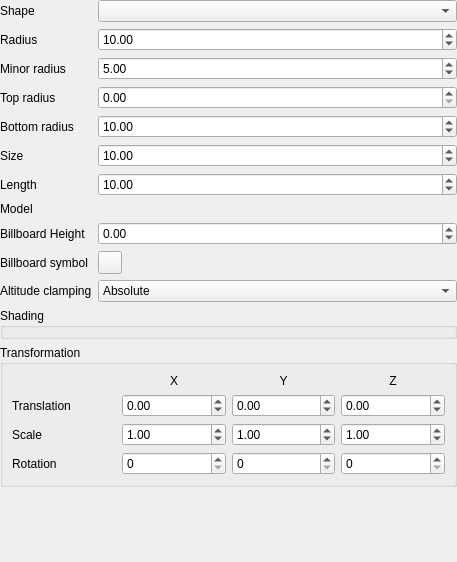
Old version of the form src/ui/3d/point3dsymbolwidget.ui in the repository qgis/QGIS.
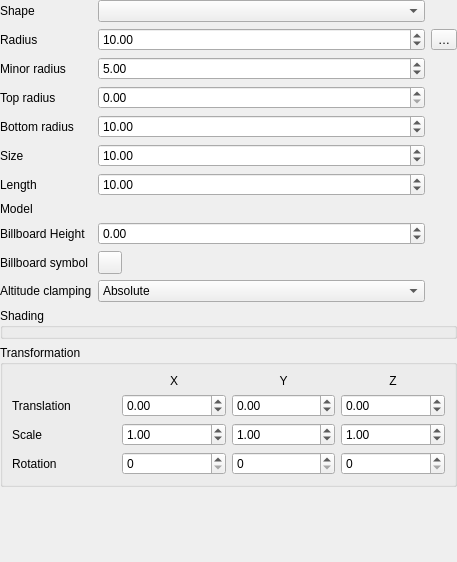
New version of the form. Custom widgets are drawn as their Qt base class.

Commit message: qgspoint3dsymbolwidget: Add support for data defined radius

```diff
--- a/src/ui/3d/point3dsymbolwidget.ui
+++ b/src/ui/3d/point3dsymbolwidget.ui
@@ -387,6 +387,13 @@
        </property>
       </widget>
      </item>
+     <item row="1" column="2">
+      <widget class="QgsPropertyOverrideButton" name="mBtnRadiusOverride">
+       <property name="text">
+        <string>…</string>
+       </property>
+      </widget>
+     </item>
      <item row="10" column="1">
       <widget class="QComboBox" name="cboAltClamping">
        <item>
@@ -460,6 +467,11 @@
    <header>qgscollapsiblegroupbox.h</header>
    <container>1</container>
   </customwidget>
+  <customwidget>
+   <class>QgsPropertyOverrideButton</class>
+   <extends>QToolButton</extends>
+   <header>qgspropertyoverridebutton.h</header>
+  </customwidget>
  </customwidgets>
  <tabstops>
   <tabstop>cboShape</tabstop>
```
Left out of the diff: 1 changed line with no effect on the pictures. The commit also changes 1 other file.
